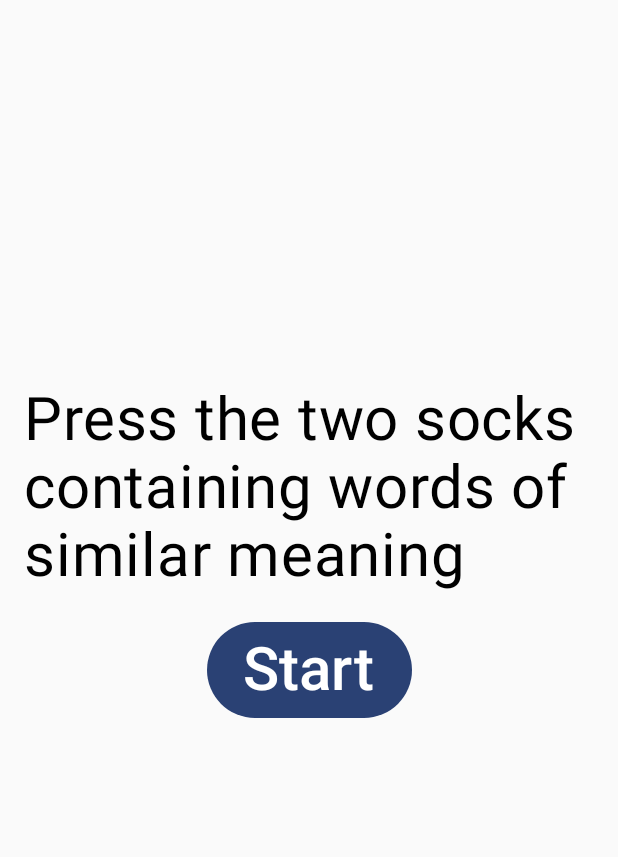
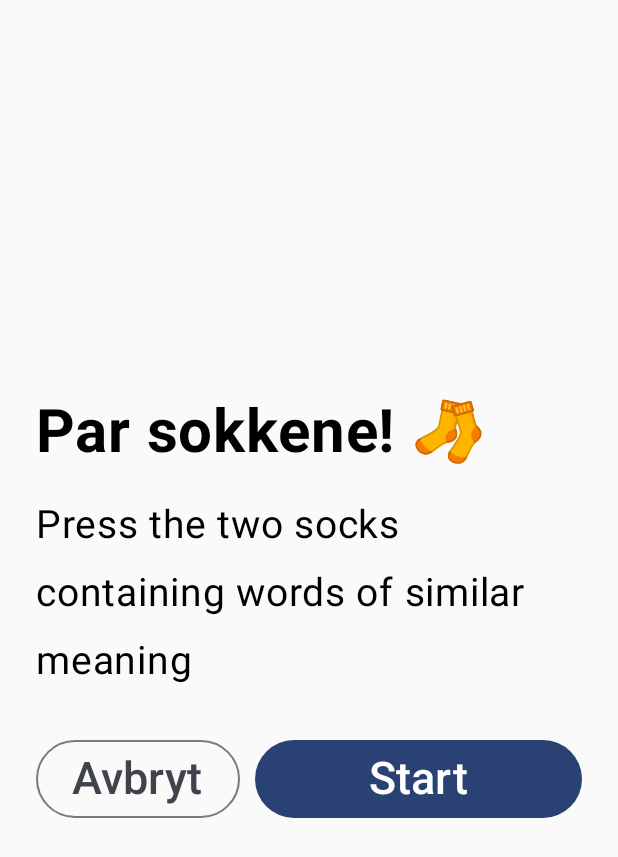
Before and after one commit to GamerForFunn/First_Test_Bachelor, an Android app built with Jetpack Compose: the game3_screen_Instructions screen opened through its navigation route, on a phone screen of 412 x 824 dp. Shown: the top 857 px of the screen. Run offline under Robolectric (Android 15) with nearby library versions, the phone set to English and light mode, and no system bars.

Commit message:
Changed instructions page for game 3 to improve readability and offer possibility to cancel game

```diff
--- a/app/src/main/java/com/example/cognitiveexercisesapp/ui/data/GameInstructions.kt
+++ b/app/src/main/java/com/example/cognitiveexercisesapp/ui/data/GameInstructions.kt
@@ -48,7 +48,7 @@ object GameInstructions {
 
     fun getGame3Instructions(): String {
         return if (currentLanguage == "NO") {
-            "Trykk på de to sokkene som har ord av lignende betydning"
+            "Trykk på de to sokkene som inneholder ord av lik betydning for å finne det riktige paret."
         } else {
             "Press the two socks containing words of similar meaning"
         }
--- a/app/src/main/java/com/example/cognitiveexercisesapp/ui/games/game3/Game3.kt
+++ b/app/src/main/java/com/example/cognitiveexercisesapp/ui/games/game3/Game3.kt
@@ -48,7 +48,7 @@ fun Game3Screen (navController: NavController) {
                 style = MaterialTheme.typography.headlineSmall
             )
             Text(
-                text = "Lignende betydning",
+                text = "Par sokkene!",
                 style = MaterialTheme.typography.headlineMedium,
                 modifier = Modifier.padding(top = 16.dp)
             )
--- a/app/src/main/java/com/example/cognitiveexercisesapp/ui/navigation/Instructions/Game3Screen.kt
+++ b/app/src/main/java/com/example/cognitiveexercisesapp/ui/navigation/Instructions/Game3Screen.kt
@@ -2,11 +2,14 @@ package com.example.cognitiveexercisesapp.ui.navigation.Instructions
 
 import androidx.compose.foundation.layout.*
 import androidx.compose.material3.Button
+import androidx.compose.material3.OutlinedButton
 import androidx.compose.material3.Text
 import androidx.compose.runtime.Composable
 import androidx.compose.ui.Alignment
 import androidx.compose.ui.Modifier
+import androidx.compose.ui.text.font.FontWeight
 import androidx.compose.ui.unit.dp
+import androidx.compose.ui.unit.sp
 import androidx.navigation.NavController
 import com.example.cognitiveexercisesapp.ui.data.GameInstructions
 import com.example.cognitiveexercisesapp.ui.navigation.Routes
@@ -15,18 +18,41 @@ import com.example.cognitiveexercisesapp.ui.theme.AppTheme
 @Composable
 fun Game3ScreenInstructions(navController: NavController) {
     Column(
-        horizontalAlignment = Alignment.CenterHorizontally,
         modifier = Modifier
             .fillMaxSize()
-            .padding(16.dp)
+            .padding(24.dp)
             .then(AppTheme.screenPadding)
     ) {
-        Text(text = GameInstructions.getGame3Instructions(), fontSize = AppTheme.h1)
+        Text(
+            text = "Par sokkene! 🧦",
+            fontSize = AppTheme.h1,
+            fontWeight = FontWeight.Bold
+        )
 
-        Spacer(modifier = Modifier.height(20.dp))
+        Spacer(modifier = Modifier.height(15.dp))
 
-        Button(onClick = { navController.navigate(Routes.game3Screen) }) {
-            Text(text = "Start", fontSize = AppTheme.buttonTextSize)
+        Text(text = GameInstructions.getGame3Instructions(), fontSize = 26.sp)
+
+        Spacer(modifier = Modifier.height(30.dp))
+
+        Row(
+            verticalAlignment = Alignment.CenterVertically,
+        ) {
+            OutlinedButton(
+                onClick = { navController.navigate(Routes.homeScreen) }
+            ) {
+                Text(text = "Avbryt", fontSize = 30.sp)
+            }
+
+            Spacer(modifier = Modifier.width(10.dp))
+
+            Button(
+                onClick = { navController.navigate(Routes.game3Screen) },
+                modifier = Modifier
+                    .fillMaxWidth()
+                ) {
+                Text(text = "Start", fontSize = 30.sp)
+            }
         }
     }
 }
```
